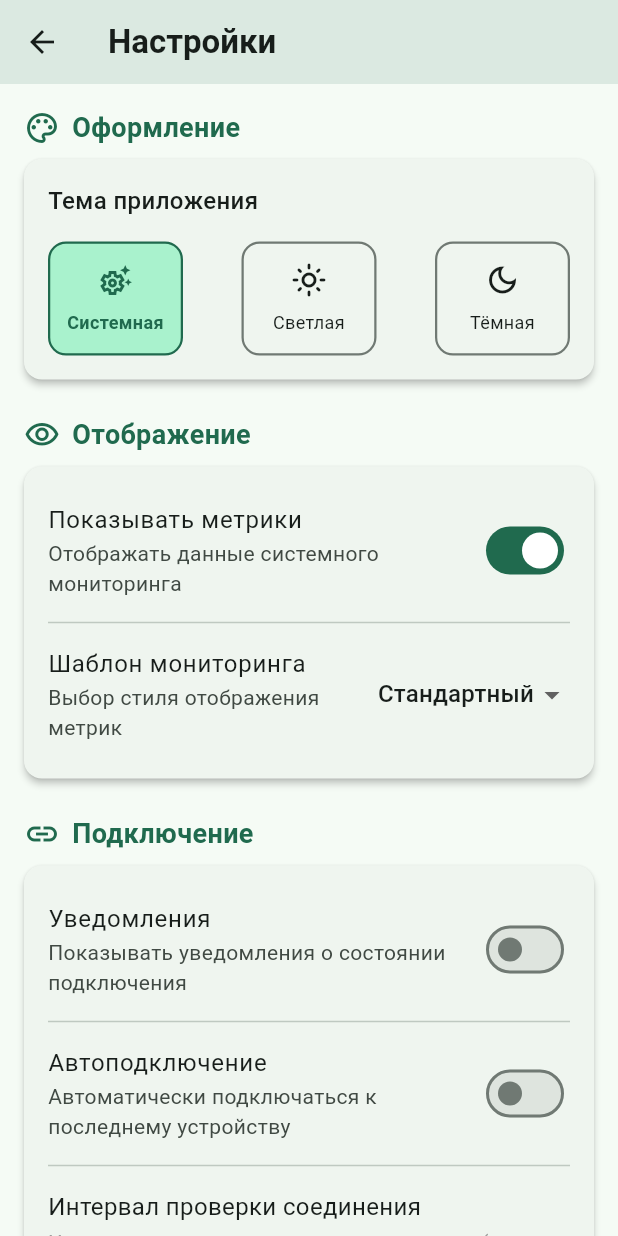
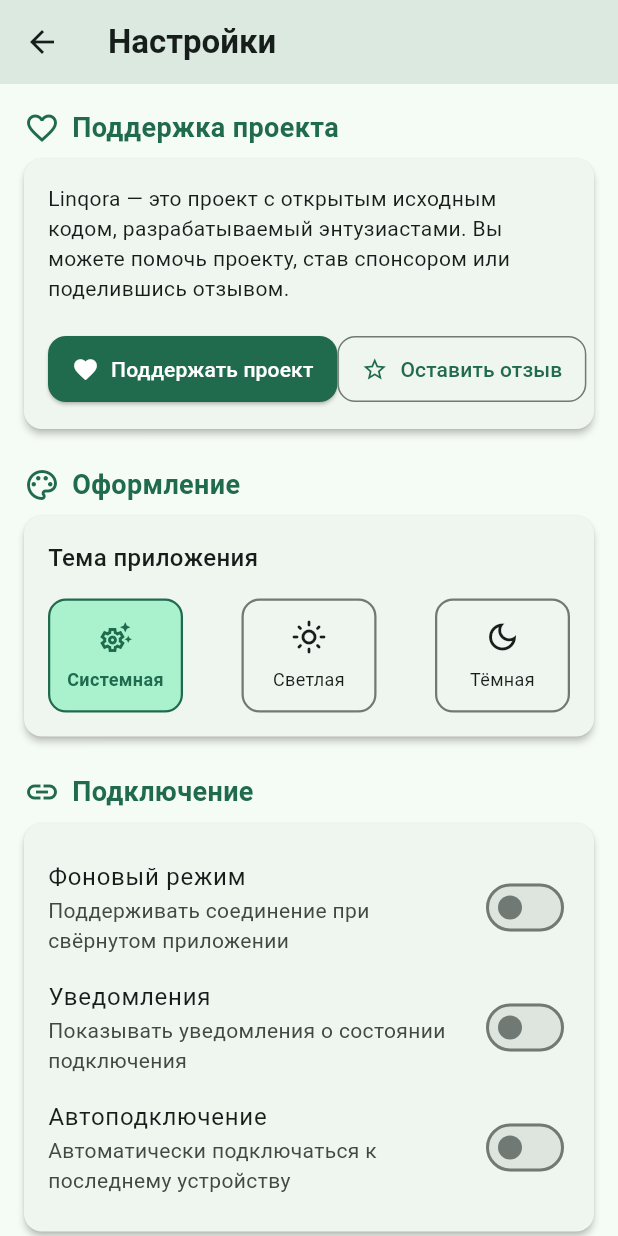
Before and after one commit to pasichDev/linqora, a Flutter app: the SettingsPage screen opened by its route, on a phone screen of 412 x 824 dp. Run offline on Flutter 3.47's test engine with Material 3 defaults, Android fonts, the phone set to English and light mode, and no system bars; our stand-ins replace device_info_plus, fl_chart, flutter_local_notifications, get, get_storage, hive and 4 more; missing offline and left inert: flutter_background_service; accounts and stored records are empty.

Commit message:
clean comments, update snackbar

```diff
--- a/linqoraremote/lib/presentation/controllers/auth_controller.dart
+++ b/linqoraremote/lib/presentation/controllers/auth_controller.dart
@@ -107,18 +107,17 @@ class AuthController extends GetxController {
   Future<void> connectToDevice(DiscoveredService device) async {
     if (authStatus.value == AuthStatus.connecting) return;
     authDevice.value = device;
-    authStatus.value =
-        AuthStatus.connecting; // Вместо isConnecting.value = true;
+    authStatus.value = AuthStatus.connecting;
     statusMessage.value = 'Подключение к ${device.name}...';
 
     // Устанавливаем обработчики до попытки подключения
     webSocketProvider.onConnected = () {
       if (authStatus.value != AuthStatus.connecting) {
-        return; // Проверка на случай, если соединение было отменено
+        return;
       }
       statusMessage.value =
           'Соединение установлено, выполняется авторизация...';
-      startAuthProcess(); // Автоматически запускаем авторизацию
+      startAuthProcess();
       if (kDebugMode) print("onConnected");
     };
 
@@ -150,7 +149,8 @@ class AuthController extends GetxController {
         'Ошибка авторизации',
         "Ошибка подключения: ${e.toString().split('\n').first}",
         snackPosition: SnackPosition.BOTTOM,
-        backgroundColor: Theme.of(Get.context!).colorScheme.primaryContainer,
+        backgroundColor: Colors.orange.shade800,
+        colorText: Colors.white,
       );
     }
   }
@@ -158,7 +158,7 @@ class AuthController extends GetxController {
   void _notConnectDevice({
     String errorMessage = 'Не удалось подключиться к устройству',
   }) {
-    authStatus.value = AuthStatus.listDevices; // Вместо всех флагов
+    authStatus.value = AuthStatus.listDevices;
     statusMessage.value = errorMessage;
     statusMessage.value = 'Соединение прервано';
     _authTimer?.cancel();
@@ -167,7 +167,8 @@ class AuthController extends GetxController {
       'Ошибка авторизации',
       errorMessage,
       snackPosition: SnackPosition.BOTTOM,
-      backgroundColor: Theme.of(Get.context!).colorScheme.primaryContainer,
+      backgroundColor: Colors.orange.shade800,
+      colorText: Colors.white,
     );
   }
 
@@ -261,12 +262,16 @@ class AuthController extends GetxController {
 
       // Неверный формат данных авторизации
       case AuthStatusCode.invalidFormat:
-        cancelAuth(AuthResponseHandler.getAuthMessage(AuthStatusCode.invalidFormat));
+        cancelAuth(
+          AuthResponseHandler.getAuthMessage(AuthStatusCode.invalidFormat),
+        );
         break;
 
       // Отсутствует ID устройства
       case AuthStatusCode.missingDeviceID:
-        cancelAuth(AuthResponseHandler.getAuthMessage(AuthStatusCode.missingDeviceID));
+        cancelAuth(
+          AuthResponseHandler.getAuthMessage(AuthStatusCode.missingDeviceID),
+        );
         break;
 
       // Время ожидания ответа истекло
@@ -276,7 +281,9 @@ class AuthController extends GetxController {
 
       // Ошибка запроса авторизации на стороне сервера
       case AuthStatusCode.requestFailed:
-        cancelAuth(AuthResponseHandler.getAuthMessage(AuthStatusCode.requestFailed));
+        cancelAuth(
+          AuthResponseHandler.getAuthMessage(AuthStatusCode.requestFailed),
+        );
         break;
 
       // Устройство не авторизовано
@@ -376,7 +383,8 @@ class AuthController extends GetxController {
         'Ошибка авторизации',
         reason,
         snackPosition: SnackPosition.BOTTOM,
-        backgroundColor: Theme.of(Get.context!).colorScheme.secondaryContainer,
+        backgroundColor: Colors.orange.shade800,
+        colorText: Colors.white,
       );
     }
   }
--- a/linqoraremote/lib/presentation/controllers/device_home_controller.dart
+++ b/linqoraremote/lib/presentation/controllers/device_home_controller.dart
@@ -132,6 +132,8 @@ class DeviceHomeController extends GetxController with WidgetsBindingObserver {
             'Ошибка соединения',
             'Соединение с устройством потеряно',
             snackPosition: SnackPosition.BOTTOM,
+            backgroundColor: Colors.orange.shade800,
+            colorText: Colors.white,
           );
         });
       }
@@ -146,6 +148,8 @@ class DeviceHomeController extends GetxController with WidgetsBindingObserver {
         'Соединение разорвано',
         'Соединение с устройством Linqora было прервано',
         snackPosition: SnackPosition.BOTTOM,
+        backgroundColor: Colors.orange.shade800,
+        colorText: Colors.white,
       );
     };
     webSocketProvider.registerHandler(
@@ -334,15 +338,11 @@ class DeviceHomeController extends GetxController with WidgetsBindingObserver {
         _handleConnectionLost('WebSocket соединение закрыто');
         return;
       }
-
-      // Активно проверяем состояние авторизации, а не просто флаг
       try {
         webSocketProvider.sendJson({'type': 'auth_check', 'data': {}});
 
-        // Добавляем короткий таймаут для ожидания ответа
         Future.delayed(Duration(seconds: 2), () {
           if (!isConnected.value && webSocketProvider.isConnected) {
-            // Если за 2 секунды нет ответа, но соединение считается активным
             _handleConnectionLost(
               'Сервер не отвечает на запросы проверки авторизации',
             );
@@ -358,7 +358,7 @@ class DeviceHomeController extends GetxController with WidgetsBindingObserver {
 
   // Обработка потери соединения
   void _handleConnectionLost(String reason) {
-    if (!isConnected.value) return; // Избегаем повторной обработки
+    if (!isConnected.value) return;
 
     isConnected.value = false;
     _connectionCheckTimer?.cancel();
@@ -367,15 +367,15 @@ class DeviceHomeController extends GetxController with WidgetsBindingObserver {
       print('Соединение потеряно: $reason');
     }
 
-    // Останавливаем фоновый сервис при потере соединения
     stopBackgroundService();
 
-    // Возвращаемся на экран авторизации
     Get.offAllNamed(AppRoutes.DEVICE_AUTH);
     Get.snackbar(
       'Соединение потеряно',
       'Соединение с устройством было прервано: $reason',
       snackPosition: SnackPosition.BOTTOM,
+      backgroundColor: Colors.orange.shade800,
+      colorText: Colors.white,
     );
   }
 
--- a/linqoraremote/lib/presentation/controllers/settings_controller.dart
+++ b/linqoraremote/lib/presentation/controllers/settings_controller.dart
@@ -18,12 +18,11 @@ class SettingsController extends GetxController {
 
   final Rx<ThemeMode> themeMode = ThemeMode.system.obs;
   final RxBool showMetrics = true.obs;
-  final RxBool enableNotifications = false.obs; // По умолчанию выключено
+  final RxBool enableNotifications = false.obs;
   final RxBool enableAutoConnect = false.obs;
   final RxInt keepAliveInterval = 10.obs;
   final RxBool enableBackgroundService = false.obs;
 
-  // Добавляем переменную для отслеживания статуса разрешения
   final RxBool notificationPermissionGranted = false.obs;
 
   final FlutterLocalNotificationsPlugin notificationsPlugin =
@@ -85,11 +84,9 @@ class SettingsController extends GetxController {
   Future<void> toggleNotifications(bool value) async {
     try {
       if (value && !notificationPermissionGranted.value) {
-        // Если пользователь хочет включить уведомления, но разрешения нет
         final granted =
             await PermissionsService.requestNotificationPermission();
         if (!granted) {
-          // Если пользователь отказал в разрешении
           Get.snackbar(
             'Отсутствует разрешение',
             'Чтобы получать уведомления, предоставьте разрешение в настройках устройства',
@@ -102,7 +99,7 @@ class SettingsController extends GetxController {
             backgroundColor: Colors.orange.shade800,
             colorText: Colors.white,
           );
-          return; // Не сохраняем значение, оставляем переключатель выключенным
+          return;
         }
         notificationPermissionGranted.value = granted;
       }
@@ -114,14 +111,11 @@ class SettingsController extends GetxController {
       }
     } catch (e) {
       printError(info: 'Ошибка при переключении уведомлений: $e');
-      // В случае ошибки позволяем пользователю включить настройку
-      // но логируем проблему
       enableNotifications.value = value;
       await _storage.write(_kEnableNotifications, value);
     }
   }
 
-  // Новый метод для управления настройкой фонового сервиса
   Future<void> toggleBackgroundService(bool value) async {
     enableBackgroundService.value = value;
     await _storage.write(_kEnableBackgroundService, value);
--- a/linqoraremote/lib/presentation/pages/settings_page.dart
+++ b/linqoraremote/lib/presentation/pages/settings_page.dart
@@ -1,11 +1,10 @@
 import 'package:flutter/material.dart';
 import 'package:get/get.dart';
 import 'package:linqoraremote/presentation/controllers/settings_controller.dart';
-import 'package:linqoraremote/presentation/widgets/app_bar.dart';
 import 'package:url_launcher/url_launcher.dart';
 
 class SettingsPage extends GetView<SettingsController> {
-  const SettingsPage({Key? key}) : super(key: key);
+  const SettingsPage({super.key});
 
   @override
   Widget build(BuildContext context) {
@@ -25,15 +24,13 @@ class SettingsPage extends GetView<SettingsController> {
       body: ListView(
         padding: const EdgeInsets.symmetric(vertical: 16.0, horizontal: 16.0),
         children: [
+          _buildSponsorshipSection(context),
+          const SizedBox(height: 16),
           _buildThemeSection(context),
-          const SizedBox(height: 16),
-          _buildDisplaySection(context),
           const SizedBox(height: 16),
           _buildConnectionSection(context),
           const SizedBox(height: 16),
           _buildAboutSection(context),
-          const SizedBox(height: 16),
-          _buildSponsorshipSection(context),
         ],
       ),
     );
@@ -170,59 +167,6 @@ class SettingsPage extends GetView<SettingsController> {
     );
   }
 
-  Widget _buildDisplaySection(BuildContext context) {
-    return Column(
-      crossAxisAlignment: CrossAxisAlignment.start,
-      children: [
-        _buildSectionHeader('Отображение', Icons.visibility_outlined),
-        _buildCard(
-          context,
-          Column(
-            crossAxisAlignment: CrossAxisAlignment.start,
-            children: [
-              Obx(
-                () => SwitchListTile(
-                  title: const Text('Показывать метрики'),
-                  subtitle: const Text(
-                    'Отображать данные системного мониторинга',
-                  ),
-                  value: controller.showMetrics.value,
-                  onChanged: (value) => controller.toggleShowMetrics(value),
-                  contentPadding: EdgeInsets.zero,
-                ),
-              ),
-              const Divider(),
-              ListTile(
-                contentPadding: EdgeInsets.zero,
-                title: const Text('Шаблон мониторинга'),
-                subtitle: const Text('Выбор стиля отображения метрик'),
-                trailing: DropdownButton<String>(
-                  value: 'Стандартный',
-                  underline: const SizedBox(),
-                  items: const [
-                    DropdownMenuItem(
-                      value: 'Стандартный',
-                      child: Text('Стандартный'),
-                    ),
-                    DropdownMenuItem(
-                      value: 'Компактный',
-                      child: Text('Компактный'),
-                    ),
-                    DropdownMenuItem(
-                      value: 'Детальный',
-                      child: Text('Детальный'),
-                    ),
-                  ],
-                  onChanged: (value) {},
-                ),
-              ),
-            ],
-          ),
-        ),
-      ],
-    );
-  }
-
   Widget _buildConnectionSection(BuildContext context) {
     return Column(
       crossAxisAlignment: CrossAxisAlignment.start,
@@ -233,9 +177,44 @@ class SettingsPage extends GetView<SettingsController> {
           Column(
             crossAxisAlignment: CrossAxisAlignment.start,
             children: [
+              // Добавьте этот переключатель перед остальными
               Obx(
                 () => SwitchListTile(
-                  title: const Text('Уведомления'),
+                  title: const Text('Фоновый режим'),
+                  subtitle: const Text(
+                    'Поддерживать соединение при свёрнутом приложении',
+                  ),
+                  value: controller.enableBackgroundService.value,
+                  onChanged:
+                      (value) => controller.toggleBackgroundService(value),
+                  contentPadding: EdgeInsets.zero,
+                ),
+              ),
+              Obx(
+                () => SwitchListTile(
+                  title: Row(
+                    children: [
+                      const Text('Уведомления'),
+                      const SizedBox(width: 8),
+                      // Показываем индикатор статуса разрешения
+                      if (!controller.notificationPermissionGranted.value &&
+                          controller.enableNotifications.value)
+                        Container(
+                          padding: const EdgeInsets.symmetric(
+                            horizontal: 6,
+                            vertical: 2,
+                          ),
+                          decoration: BoxDecoration(
+                            color: Colors.orange,
+                            borderRadius: BorderRadius.circular(4),
+                          ),
+                          child: const Text(
+                            'Требуется разрешение',
+                            style: TextStyle(fontSize: 10, color: Colors.white),
+                          ),
+                        ),
+                    ],
+                  ),
                   subtitle: const Text(
                     'Показывать уведомления о состоянии подключения',
                   ),
@@ -244,7 +223,6 @@ class SettingsPage extends GetView<SettingsController> {
                   contentPadding: EdgeInsets.zero,
                 ),
               ),
-              const Divider(),
               Obx(
                 () => SwitchListTile(
                   title: const Text('Автоподключение'),
@@ -254,43 +232,6 @@ class SettingsPage extends GetView<SettingsController> {
                   value: controller.enableAutoConnect.value,
                   onChanged: (value) => controller.toggleAutoConnect(value),
                   contentPadding: EdgeInsets.zero,
-                ),
-              ),
-              const Divider(),
-              Padding(
-                padding: const EdgeInsets.symmetric(vertical: 8.0),
-                child: Column(
-                  crossAxisAlignment: CrossAxisAlignment.start,
-                  children: [
-                    const Text(
-                      'Интервал проверки соединения',
-                      style: TextStyle(fontSize: 16),
-                    ),
-                    const SizedBox(height: 4),
-                    const Text(
-                      'Частота отправки проверочных запросов (в секундах)',
-                      style: TextStyle(
-                        fontSize: 14,
-                        color: Colors.grey,
-                        height: 1.2,
-                      ),
-                    ),
-                    const SizedBox(height: 16),
-                    Obx(
-                      () => Slider(
-                        value: controller.keepAliveInterval.value.toDouble(),
-                        min: 5,
-                        max: 60,
-                        divisions: 11,
-                        label:
-                            controller.keepAliveInterval.value.toString() +
-                            ' с',
-                        onChanged:
-                            (value) =>
-                                controller.setKeepAliveInterval(value.toInt()),
-                      ),
-                    ),
-                  ],
                 ),
               ),
             ],
@@ -373,7 +314,9 @@ class SettingsPage extends GetView<SettingsController> {
                 style: TextStyle(fontSize: 14, height: 1.4),
               ),
               const SizedBox(height: 20),
-              Row(mainAxisAlignment: MainAxisAlignment.spaceBetween, children: [
+              Row(
+                mainAxisAlignment: MainAxisAlignment.spaceBetween,
+                children: [
                   ElevatedButton.icon(
                     icon: const Icon(Icons.favorite),
                     label: const Text('Поддержать проект'),
@@ -405,7 +348,9 @@ class SettingsPage extends GetView<SettingsController> {
                       ),
                     ),
                     onPressed: () {},
-              ),],)
+                  ),
+                ],
+              ),
             ],
           ),
         ),
```
Lines whose indentation alone changed are shown as unchanged.
